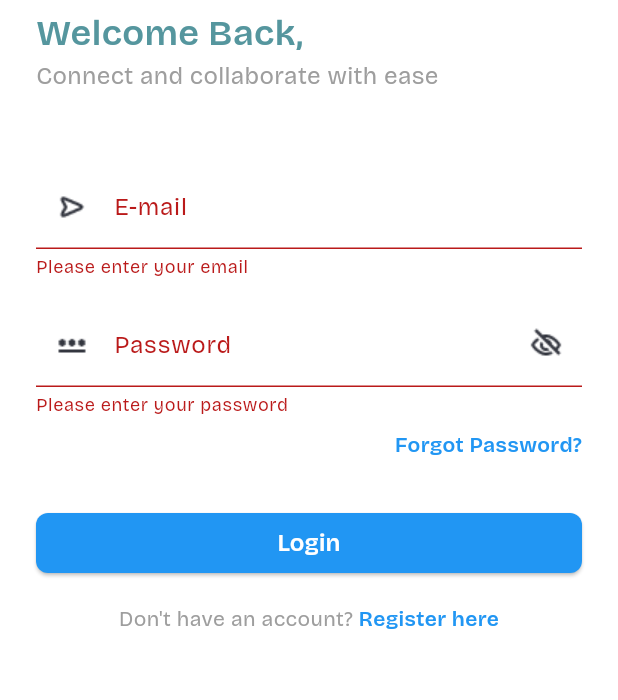
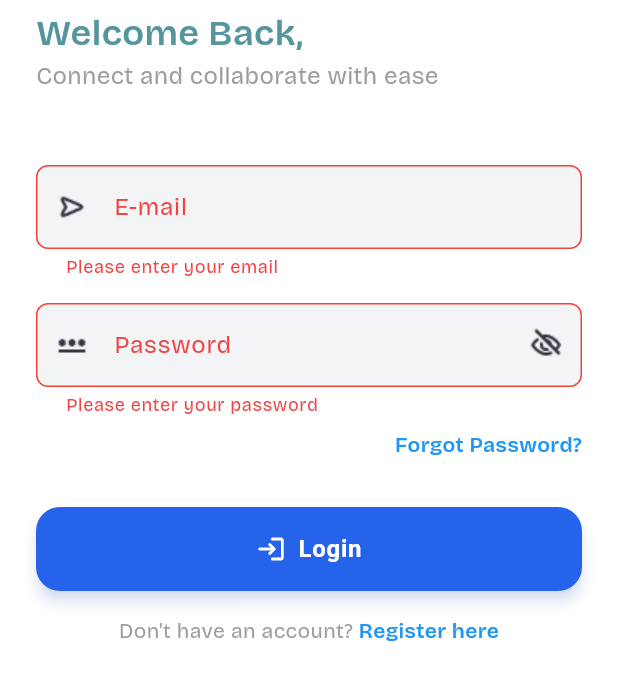
Before and after one commit to munirahmad9959/meetly, a Flutter app: the screen it shows after launch, after a tap on "Login", on a phone screen of 412 x 824 dp, the part 240-940 px from its top. Run offline on Flutter 3.47's test engine with Material 3 defaults, Android fonts, the light colour scheme and no system bars; our stand-ins replace firebase_auth, firebase_core, google_fonts; accounts and stored records are empty.

Commit message:
UPDATE: Integrate authentication system with app initialization
- Update main.dart with Provider configuration
- Add service locator initialization
- Integrate custom theme system
- Configure Firebase initialization
- Set up app-wide dependency injection

```diff
--- a/lib/main.dart
+++ b/lib/main.dart
@@ -1,9 +1,19 @@
+import 'package:firebase_core/firebase_core.dart';
 import 'package:flutter/material.dart';
-import 'screens/splash_screen.dart';
+import 'package:meetly/firebase_options.dart';
+import 'features/splash/presentation/pages/splash_page.dart';
 import 'package:google_fonts/google_fonts.dart';
+import 'package:provider/provider.dart';
+import 'core/service_locator.dart';
+import 'shared/theme/app_theme.dart';
 
+void main() async {
+  WidgetsFlutterBinding.ensureInitialized();
+  await Firebase.initializeApp(options: DefaultFirebaseOptions.currentPlatform);
 
-void main() {
+  // Initialize dependency injection
+  ServiceLocator.instance.init();
+
   runApp(const MyApp());
 }
 
@@ -12,15 +22,18 @@ class MyApp extends StatelessWidget {
 
   @override
   Widget build(BuildContext context) {
-    return MaterialApp(
-      title: 'Meetly',
-      debugShowCheckedModeBanner: false,
-      theme: ThemeData(
-        colorScheme: ColorScheme.fromSeed(seedColor: Colors.blue),
-        textTheme: GoogleFonts.bricolageGrotesqueTextTheme(),
-        useMaterial3: true,
+    return ChangeNotifierProvider.value(
+      value: ServiceLocator.instance.authProvider,
+      child: MaterialApp(
+        title: 'Meetly',
+        debugShowCheckedModeBanner: false,
+        theme: AppTheme.lightTheme.copyWith(
+          textTheme: GoogleFonts.bricolageGrotesqueTextTheme(
+            AppTheme.lightTheme.textTheme,
+          ),
+        ),
+        home: const SplashPage(),
       ),
-      home: const SplashScreen(),
     );
   }
 }
```
